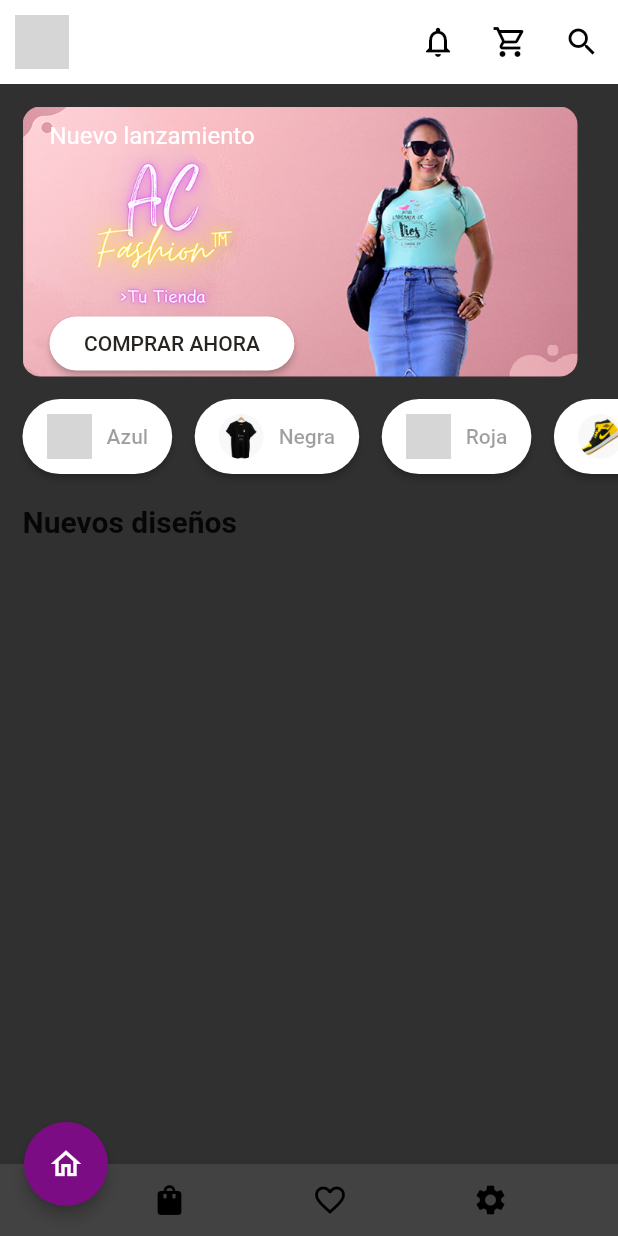
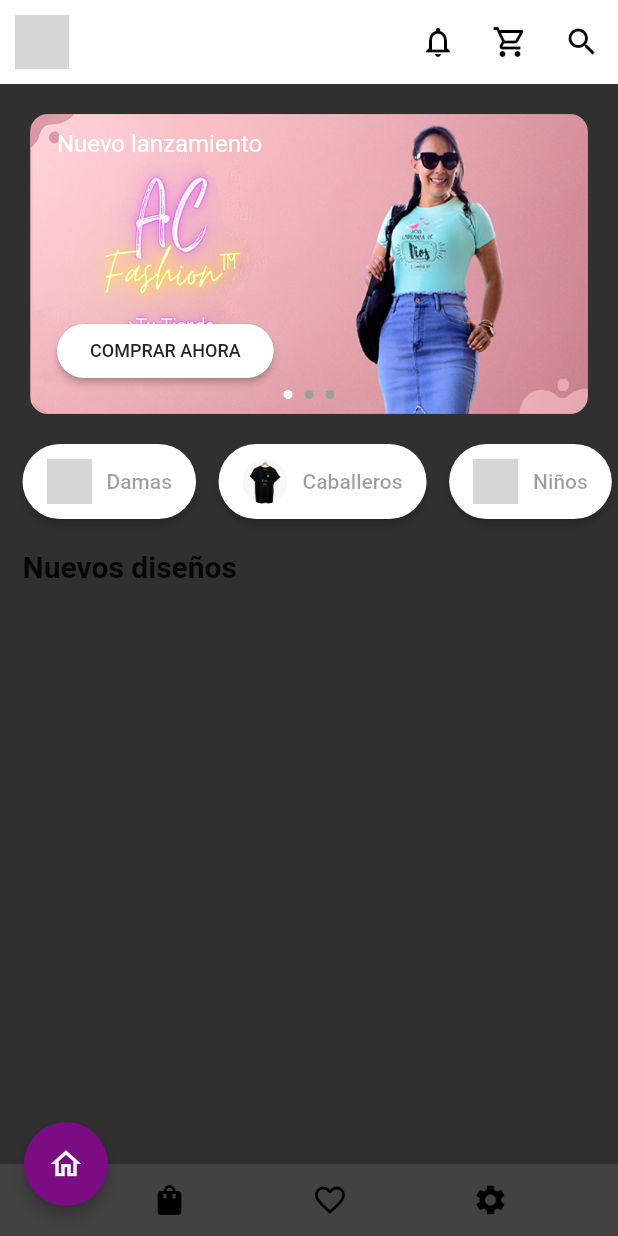
Before and after one commit to valfonsoardila/AC-Fashion-Store-Client, a Flutter app: the DashboardScreen screen opened directly with empty values, on a phone screen of 412 x 824 dp. Run offline on Flutter 3.47's test engine with Material 2 defaults, Android fonts, the light colour scheme and no system bars; our stand-ins replace community_material_icon, get, get_storage, image_picker, page_transition, supabase_flutter; missing offline and left inert: imageview360; accounts and stored records are empty; network calls fail; grey boxes are pictures that could not be loaded.

Commit message:
Avance categorias dashboard

```diff
--- a/lib/ui/home/dashboard_screen.dart
+++ b/lib/ui/home/dashboard_screen.dart
@@ -60,7 +60,7 @@ class _DashboardScreenState extends State<DashboardScreen> {
 
   //Pendiente para cambiar esta funcion
   final List<String> bannerImages = [
-    "assets/images/img_banner1.png",
+    "assets/images/img_banner.png",
     "assets/images/img_banner2.png",
     "assets/images/img_banner3.png",
   ];
@@ -86,10 +86,14 @@ class _DashboardScreenState extends State<DashboardScreen> {
     cargarDatos();
   }
 
+  String selectedCategoryId = "Damas"; // ID de la categoría seleccionada
+
   List<Widget> buildCategories() {
-    return Data.generateCategories()
-        .map(
-          (e) => Container(
+    return Data.generateCategories().map((e) {
+      bool isSelected = e.id ==
+          selectedCategoryId; // Verifica si la categoría actual está seleccionada
+
+      return Container(
         padding: EdgeInsets.only(left: 15, bottom: 10),
         child: ElevatedButton(
           child: Row(
@@ -108,21 +112,34 @@ class _DashboardScreenState extends State<DashboardScreen> {
               SizedBox(
                 width: 10,
               ),
-                    Text(e.title, style: TextStyle(fontSize: 14)),
+              Text(
+                e.category,
+                style: TextStyle(fontSize: 14),
+              ),
             ],
           ),
           style: ButtonStyle(
             foregroundColor: MaterialStateProperty.all<Color>(
-                        e.id == 1 ? Colors.white : Colors.black38),
+              isSelected ? Colors.white : Colors.black38,
+            ),
             backgroundColor: MaterialStateProperty.all<Color>(
-                        e.id == 1 ? MyColors.myPurple : Colors.white),
+              isSelected ? MyColors.myPurple : Colors.white,
+            ),
             shape: MaterialStateProperty.all<RoundedRectangleBorder>(
               RoundedRectangleBorder(
-                            borderRadius: BorderRadius.circular(30)))),
-                onPressed: () {}),
+                borderRadius: BorderRadius.circular(30),
               ),
-        )
-        .toList();
+            ),
+          ),
+          onPressed: () {
+            setState(() {
+              selectedCategoryId = e
+                  .category; // Actualiza la categoría seleccionada al tocar el botón
+            });
+          },
+        ),
+      );
+    }).toList();
   }
 
   @override
@@ -214,35 +231,56 @@ class _DashboardScreenState extends State<DashboardScreen> {
             ),
           ],
         ),
-        body: ListView(
+        body: Container(
+          child: ListView(
             children: [
               Padding(
                 padding: EdgeInsets.symmetric(horizontal: 15, vertical: 15),
                 child: Stack(
                   children: [
-                  ClipRRect(
+                    SingleChildScrollView(
+                      child: Padding(
+                        padding: EdgeInsets.all(5),
+                        child: ClipRRect(
                           borderRadius: BorderRadius.circular(12),
                           child: Container(
-                      width: 370.0,
-                      height: 180.0,
+                            width: size.width,
+                            height: 200,
+                            child: Stack(
+                              children: [
+                                PageView.builder(
+                                  itemCount: bannerImages.length,
+                                  onPageChanged: (index) {
+                                    setState(() {
+                                      currentPage = index;
+                                    });
+                                  },
+                                  itemBuilder: (context, index) {
+                                    return Container(
                                       decoration: BoxDecoration(
                                         image: DecorationImage(
-                          image: AssetImage("assets/images/img_banner.png"),
+                                          image:
+                                              AssetImage(bannerImages[index]),
                                           fit: BoxFit.fill,
                                         ),
                                       ),
                                       child: Padding(
                                         padding: EdgeInsets.only(
-                            right: 18, left: 18, top: 10, bottom: 10),
+                                            right: 18,
+                                            left: 18,
+                                            top: 10,
+                                            bottom: 10),
                                         child: Column(
-                          crossAxisAlignment: CrossAxisAlignment.start,
+                                          crossAxisAlignment:
+                                              CrossAxisAlignment.start,
                                           children: [
                                             RichText(
                                               textAlign: TextAlign.center,
                                               text: TextSpan(
                                                 text: "Nuevo lanzamiento",
                                                 style: TextStyle(
-                                    color: Colors.white, fontSize: 16),
+                                                    color: Colors.white,
+                                                    fontSize: 16),
                                               ),
                                             ),
                                             SizedBox(
@@ -262,8 +300,10 @@ class _DashboardScreenState extends State<DashboardScreen> {
                                               height: 62,
                                             ),
                                             ElevatedButton(
-                                child: Text("  Comprar Ahora  ".toUpperCase(),
-                                    style: TextStyle(fontSize: 14)),
+                                                child:
+                                                    Text("  Comprar Ahora  ".toUpperCase(),
+                                                        style: TextStyle(
+                                                            fontSize: 12)),
                                                 style: ButtonStyle(
                                                     foregroundColor:
                                                         MaterialStateProperty.all<Color>(
@@ -274,14 +314,47 @@ class _DashboardScreenState extends State<DashboardScreen> {
                                                     shape: MaterialStateProperty.all<
                                                             RoundedRectangleBorder>(
                                                         RoundedRectangleBorder(
-                                            borderRadius:
-                                                BorderRadius.circular(30)))),
+                                                            borderRadius: BorderRadius.circular(30)))),
                                                 onPressed: () {}),
+                                          ],
+                                        ),
+                                      ),
+                                    );
+                                  },
+                                ),
+                                Align(
+                                  alignment: Alignment.bottomCenter,
+                                  child: Padding(
+                                    padding: EdgeInsets.only(bottom: 10),
+                                    child: Row(
+                                      mainAxisAlignment:
+                                          MainAxisAlignment.center,
+                                      children: List<Widget>.generate(
+                                          bannerImages.length, (index) {
+                                        return Padding(
+                                          padding: EdgeInsets.symmetric(
+                                              horizontal: 4),
+                                          child: Container(
+                                            width: 6,
+                                            height: 6,
+                                            decoration: BoxDecoration(
+                                              shape: BoxShape.circle,
+                                              color: currentPage == index
+                                                  ? Colors.white
+                                                  : Colors.grey,
+                                            ),
+                                          ),
+                                        );
+                                      }),
+                                    ),
+                                  ),
+                                ),
                               ],
                             ),
                           ),
                         ),
                       ),
+                    )
                   ],
                 ),
               ),
@@ -363,7 +436,8 @@ class _DashboardScreenState extends State<DashboardScreen> {
                                   text: TextSpan(
                                       text: e.title,
                                       style: TextStyle(
-                                        color: Colors.black87, fontSize: 18.0)),
+                                          color: Colors.black87,
+                                          fontSize: 18.0)),
                                 ),
                                 SizedBox(
                                   height: 5,
@@ -387,8 +461,8 @@ class _DashboardScreenState extends State<DashboardScreen> {
                                         ),
                                         style: ButtonStyle(
                                             backgroundColor:
-                                              MaterialStateProperty.all<Color>(
-                                                  Colors.black87),
+                                                MaterialStateProperty.all<
+                                                    Color>(Colors.black87),
                                             shape: MaterialStateProperty.all<
                                                     RoundedRectangleBorder>(
                                                 RoundedRectangleBorder(
@@ -409,6 +483,7 @@ class _DashboardScreenState extends State<DashboardScreen> {
                 physics: ClampingScrollPhysics(),
               )
             ],
+          ),
         ),
         floatingActionButtonLocation: FloatingActionButtonLocation
             .startDocked, //specify the location of the FAB
--- a/lib/ui/models/data.dart
+++ b/lib/ui/models/data.dart
@@ -1,29 +1,16 @@
 import 'package:acfashion_store/ui/models/product_model.dart';
 
 class Data {
-  // static List<ProductModel> generateProducts() {
-  //   return [
-  //     ProductModel("1", "assets/images/shoes_1.png", "Creter Impact",
-  //         "Men's Shoes", "men shoes", 99.56),
-  //     ProductModel("2", "assets/images/shoes_2.png", "Air - Max Pre Day",
-  //         "Men's Shoes", "men shoes", 137.56),
-  //     ProductModel("3", "assets/images/shoes_3.png", "Air Max 51",
-  //         "Men's Shoes", "men shoes", 99.56),
-  //     ProductModel("4", "assets/images/shoes_4.png", "EM Shoes", "Men's Shoes",
-  //         "men shoes", 212.56),
-  //   ];
-  // }
-
   static List<ProductModel> generateCategories() {
     return [
       ProductModel("1", "assets/images/categories/woman/1.png", "Azul", "M",
-          "Damas", "Blusas", "blusas", 28.000),
+          "Damas", "Damas", "blusas", 28.000),
       ProductModel("2", "assets/images/categories/man/2.png", "Negra", "L",
-          "Caballeros", "Sueters", "", 28.000),
+          "Caballeros", "Caballeros", "", 28.000),
       ProductModel("3", "assets/images/categories/boy/3.png", "Roja", "S",
-          "Niños", "Sueters", "men shoes", 28.000),
-      ProductModel("4", "assets/images/shoes_4.png", "Niñas", "Negra", "Unica",
-          "Men's Shoes", "men shoes", 28.000),
+          "Niños", "Niños", "men shoes", 28.000),
+      ProductModel("4", "assets/images/categories/woman/1.png", "Amarilla",
+          "Unica", "Niñas", "Niñas", "men shoes", 28.000),
     ];
   }
 }
```
Lines whose indentation alone changed are shown as unchanged.
